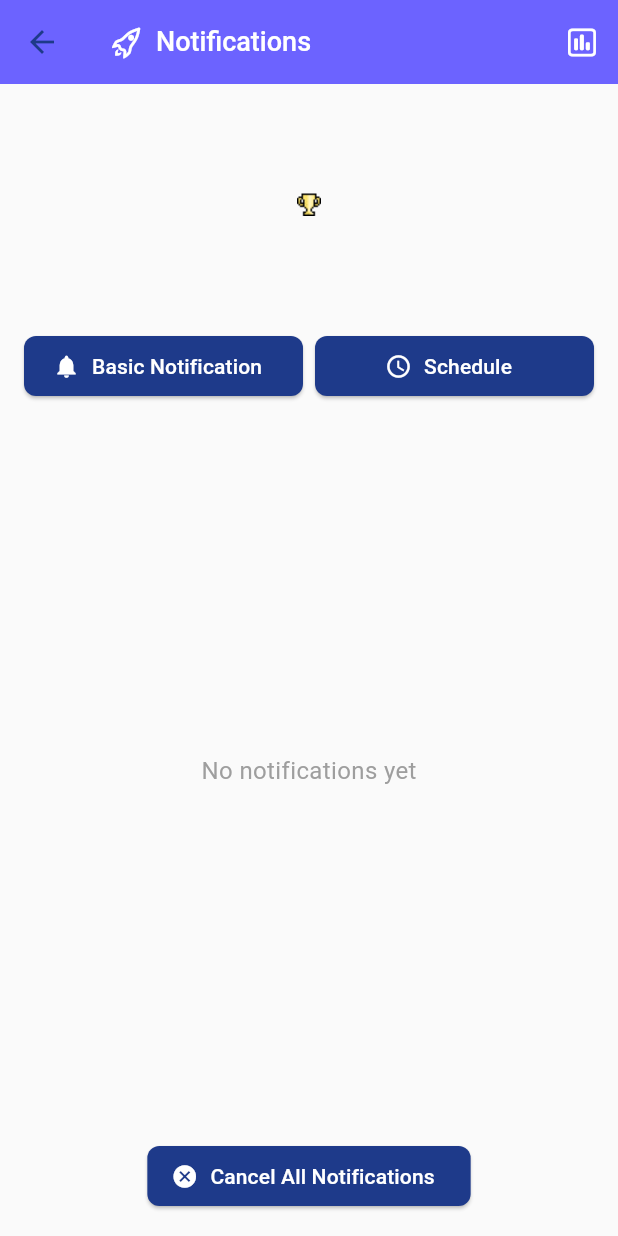
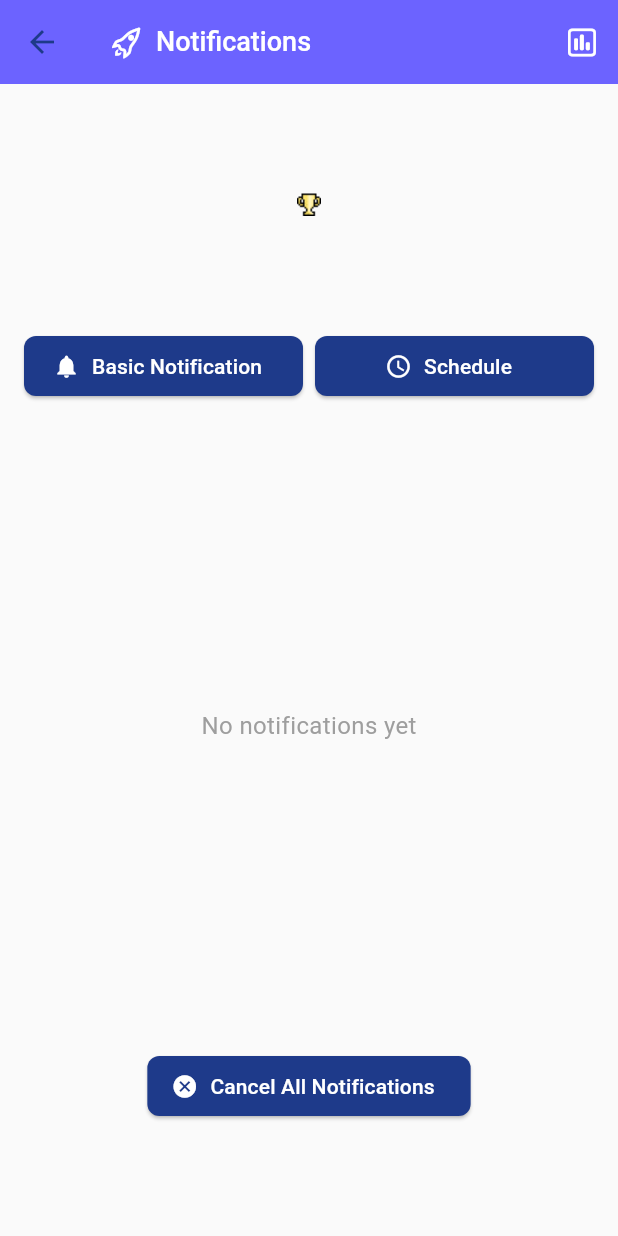
Before and after one commit to wkeav/Pocket_Penguin, a Flutter app: the NotificationScreen screen opened directly, on a phone screen of 412 x 824 dp. Run offline on Flutter 3.47's test engine with Material 3 defaults, Android fonts, the phone set to English and light mode, and no system bars; our stand-ins replace awesome_notifications, cool_alert, shared_preferences; accounts and stored records are empty.

Commit message:
Fix notification screen overflow by making it scrollable

```diff
--- a/frontend/pocket_penguin_app/lib/screens/notification_screen.dart
+++ b/frontend/pocket_penguin_app/lib/screens/notification_screen.dart
@@ -474,7 +474,8 @@ class _NotificationScreenState extends State<NotificationScreen> {
           )
         ],
       ),
-      body: Column(
+      body: SingleChildScrollView(
+        child: Column(
           children: [
             // Top section with image and buttons
             Padding(
@@ -521,7 +522,8 @@ class _NotificationScreenState extends State<NotificationScreen> {
             ),
 
             // Notifications list
-          Expanded(
+            SizedBox(
+              height: 400,
               child: FutureBuilder<List<app_notification.NotificationModel>>(
               future: notificationUtil.getNotifications(),
               builder: (context, snapshot) {
@@ -600,6 +602,7 @@ class _NotificationScreenState extends State<NotificationScreen> {
             ),
           ],
         ),
+      ),
     );
   }
 }
```
Also changed, not shown: frontend/pocket_penguin_app/lib/main.dart (+7 -7 lines). Lines whose indentation alone changed are shown as unchanged.
